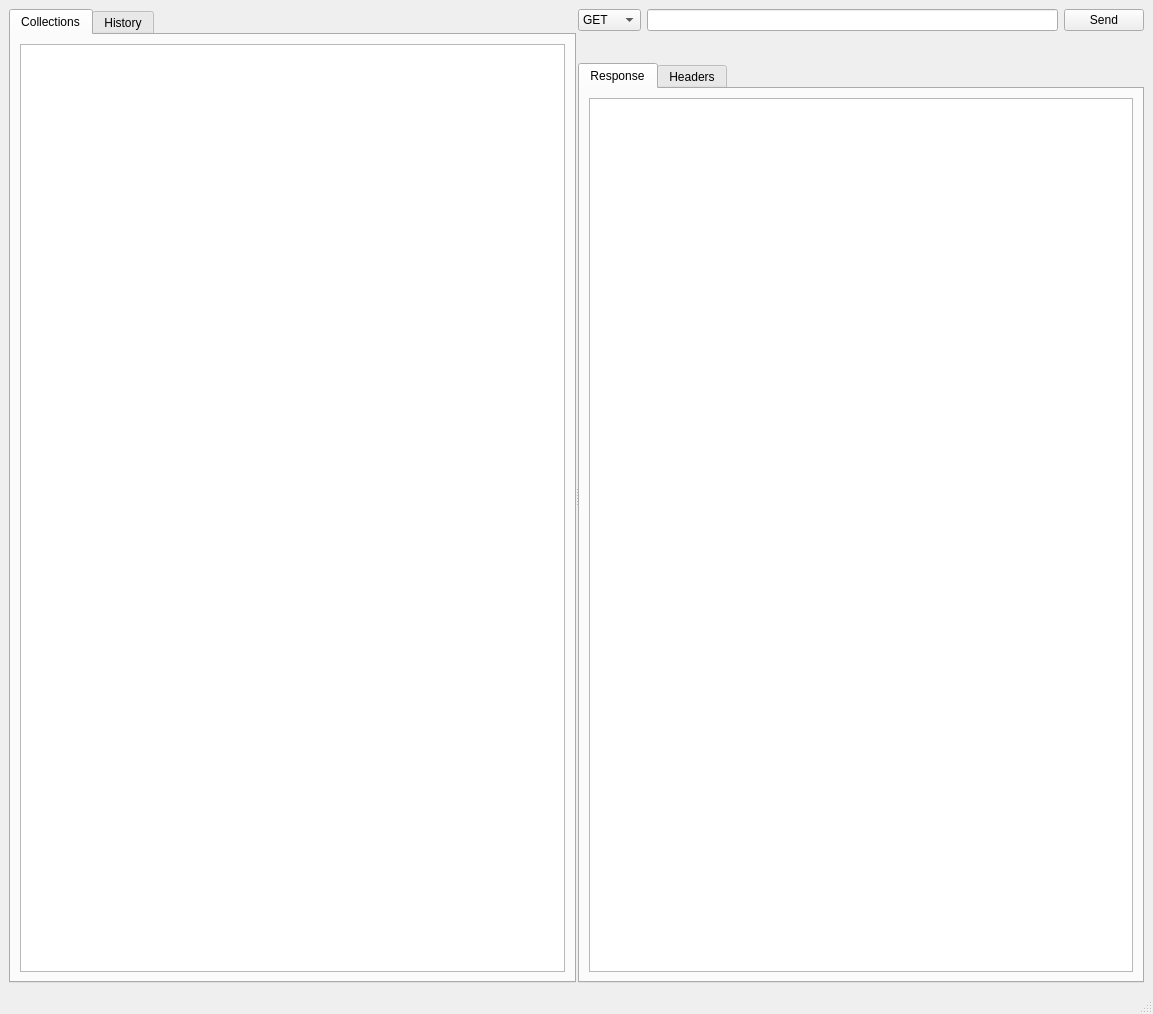
Qt form main.ui (LinkedList/qTTp) before a commit.
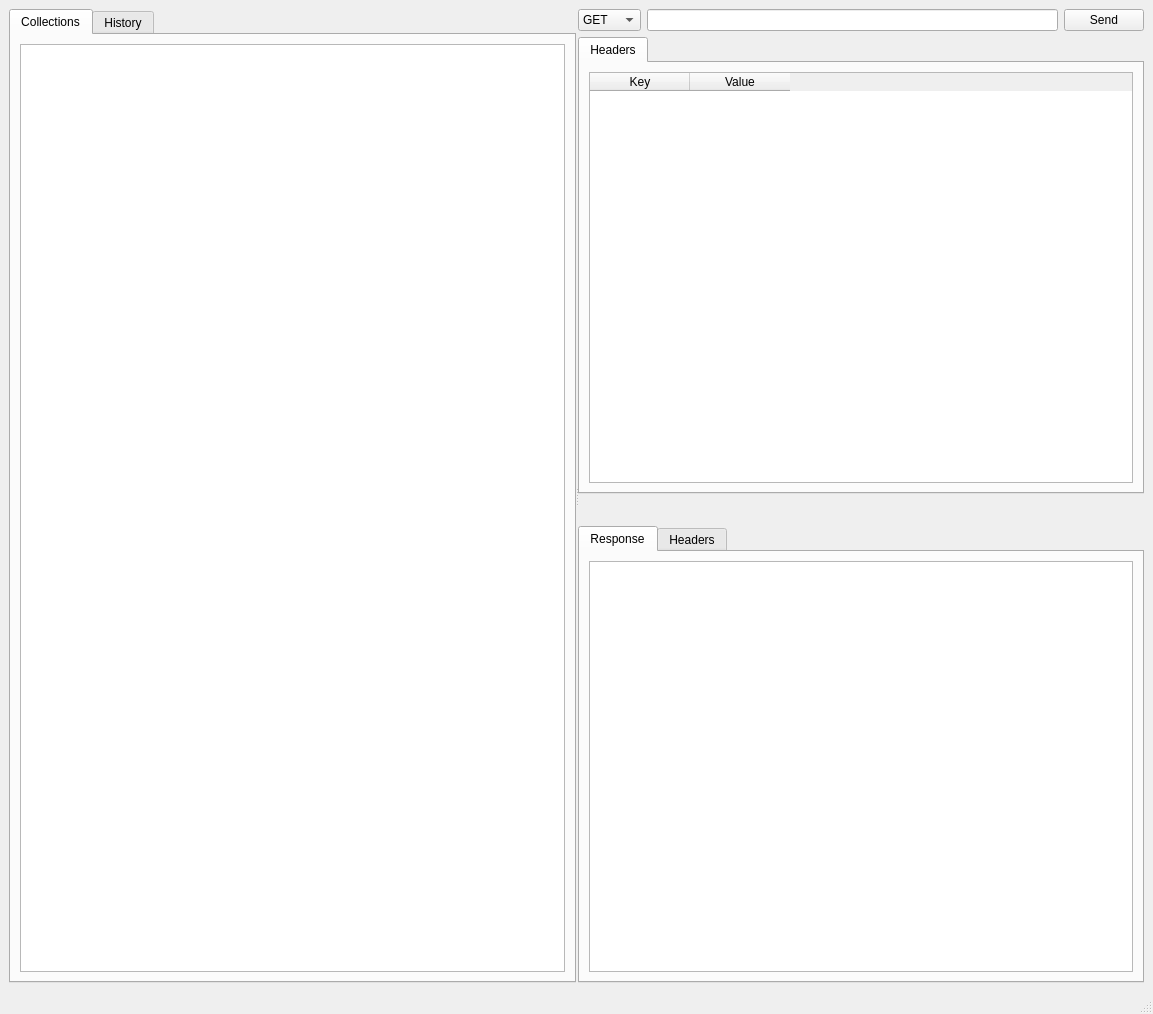
The same form after that commit.

Commit message: We now support request headers somehow

```diff
--- a/main.ui
+++ b/main.ui
@@ -139,6 +139,61 @@
           </item>
          </layout>
         </item>
+        <item>
+         <widget class="QTabWidget" name="tabWidget">
+          <property name="currentIndex">
+           <number>0</number>
+          </property>
+          <widget class="QWidget" name="inputHeadersTab">
+           <property name="sizePolicy">
+            <sizepolicy hsizetype="Expanding" vsizetype="Expanding">
+             <horstretch>0</horstretch>
+             <verstretch>0</verstretch>
+            </sizepolicy>
+           </property>
+           <attribute name="title">
+            <string>Headers</string>
+           </attribute>
+           <layout class="QVBoxLayout" name="verticalLayout_2">
+            <item>
+             <widget class="QTableWidget" name="inputHeaders">
+              <property name="sizePolicy">
+               <sizepolicy hsizetype="Expanding" vsizetype="Expanding">
+                <horstretch>0</horstretch>
+                <verstretch>0</verstretch>
+               </sizepolicy>
+              </property>
+              <property name="rowCount">
+               <number>0</number>
+              </property>
+              <property name="columnCount">
+               <number>2</number>
+              </property>
+              <attribute name="horizontalHeaderVisible">
+               <bool>true</bool>
+              </attribute>
+              <attribute name="horizontalHeaderCascadingSectionResizes">
+               <bool>true</bool>
+              </attribute>
+              <attribute name="horizontalHeaderStretchLastSection">
+               <bool>false</bool>
+              </attribute>
+              <column>
+               <property name="text">
+                <string>Key</string>
+               </property>
+              </column>
+              <column>
+               <property name="text">
+                <string>Value</string>
+               </property>
+              </column>
+             </widget>
+            </item>
+           </layout>
+          </widget>
+         </widget>
+        </item>
         <item>
          <layout class="QHBoxLayout" name="reqStatusLayout">
           <property name="leftMargin">
```
The commit also changes 2 other files.
